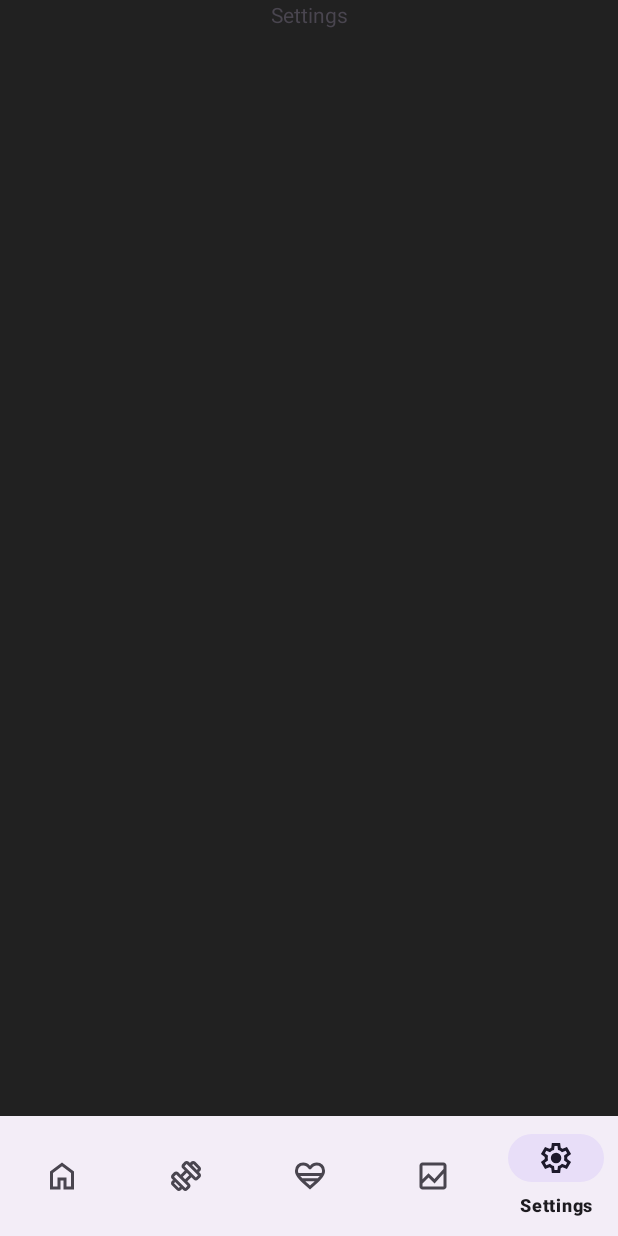
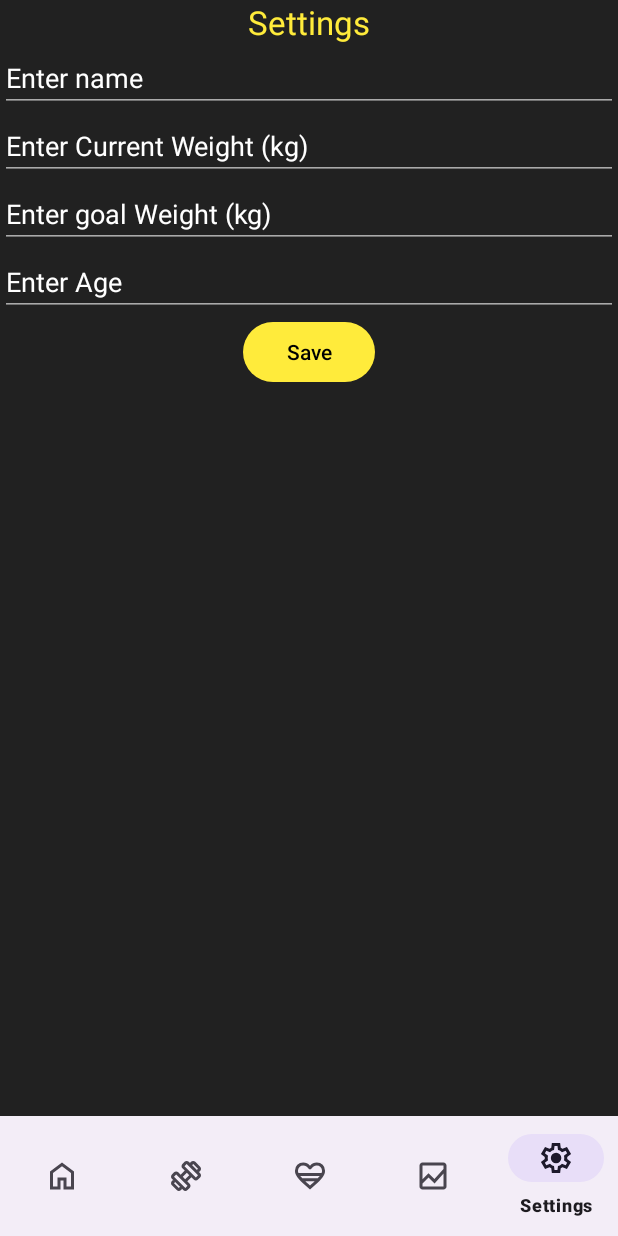
Before and after one commit to aarojs/MyFit-Fitness-Tracker, an Android app: the SettingsFragment screen opened through its navigation route, on a phone screen of 412 x 824 dp. Run offline under Robolectric (Android 15) with nearby library versions, the phone set to English and light mode, and no system bars; our stand-ins replace navigation-ui; 1 statement that could not run was skipped.

Commit message:
Settings implemented. Uses DataStore and user preferences to store simple name, age and weight.

```diff
--- a/app/build.gradle.kts
+++ b/app/build.gradle.kts
@@ -57,7 +57,7 @@ dependencies {
     implementation(libs.room.runtime)
     implementation(libs.room.ktx)
     kapt(libs.room.compiler)
-
+    implementation("androidx.datastore:datastore-preferences:1.1.1")
     implementation(libs.navigation.fragment.ktx)
     implementation(libs.navigation.ui.ktx)
 
--- a/app/src/main/java/au/edu/swin/mobiledev/assignment03/myfit/ui/settings/SettingsFragment.kt
+++ b/app/src/main/java/au/edu/swin/mobiledev/assignment03/myfit/ui/settings/SettingsFragment.kt
@@ -6,55 +6,50 @@ import android.view.LayoutInflater
 import android.view.View
 import android.view.ViewGroup
 import au.edu.swin.mobiledev.assignment03.myfit.R
+import au.edu.swin.mobiledev.assignment03.myfit.databinding.FragmentSettingsBinding
+import androidx.lifecycle.lifecycleScope
+import kotlinx.coroutines.flow.collectLatest
+import kotlinx.coroutines.launch
 
-// TODO: Rename parameter arguments, choose names that match
-// the fragment initialization parameters, e.g. ARG_ITEM_NUMBER
-private const val ARG_PARAM1 = "param1"
-private const val ARG_PARAM2 = "param2"
 
-/**
- * A simple [Fragment] subclass.
- * Use the [SettingsFragment.newInstance] factory method to
- * create an instance of this fragment.
- */
 class SettingsFragment : Fragment() {
-    // TODO: Rename and change types of parameters
-    private var param1: String? = null
-    private var param2: String? = null
 
-    override fun onCreate(savedInstanceState: Bundle?) {
-        super.onCreate(savedInstanceState)
-        arguments?.let {
-            param1 = it.getString(ARG_PARAM1)
-            param2 = it.getString(ARG_PARAM2)
-        }
+    private var _binding: FragmentSettingsBinding? = null
+    private val binding get() = _binding!!
+    private lateinit var viewModel: SettingsViewModel
+
+    override fun onCreateView(
+        inflater: LayoutInflater,
+        container: ViewGroup?,
+        savedInstanceState: Bundle?
+    ): View? {
+        _binding = FragmentSettingsBinding.inflate(inflater, container, false)
+        return binding.root
     }
 
-    override fun onCreateView(
-        inflater: LayoutInflater, container: ViewGroup?,
-        savedInstanceState: Bundle?
-    ): View? {
-        // Inflate the layout for this fragment
-        return inflater.inflate(R.layout.fragment_settings, container, false)
+    override fun onViewCreated(view: View, savedInstanceState: Bundle?) {
+        viewLifecycleOwner.lifecycleScope.launch {
+            viewModel.userSettings.collectLatest { settings ->
+                binding.profileName.setText(settings["name"].toString())
+                binding.profileWeight.setText(settings["weight"].toString())
+                binding.profileGoalWeight.setText(settings["weight"].toString())
+                binding.profileAge.setText(settings["age"].toString())
+            }
+
+            binding.settingsSaveBtn.setOnClickListener {
+                val name = binding.profileName.text.toString()
+                val weight = binding.profileWeight.text.toString().toFloatOrNull() ?: 0f
+                val goalWeight = binding.profileGoalWeight.text.toString().toFloatOrNull() ?: 0f
+                val age = binding.profileAge.text.toString().toIntOrNull() ?: 0
+
+                viewModel.saveSettings(name, weight, goalWeight, age)
+            }
+        }
+
     }
 
-    companion object {
-        /**
-         * Use this factory method to create a new instance of
-         * this fragment using the provided parameters.
-         *
-         * @param param1 Parameter 1.
-         * @param param2 Parameter 2.
-         * @return A new instance of fragment SettingsFragment.
-         */
-        // TODO: Rename and change types and number of parameters
-        @JvmStatic
-        fun newInstance(param1: String, param2: String) =
-            SettingsFragment().apply {
-                arguments = Bundle().apply {
-                    putString(ARG_PARAM1, param1)
-                    putString(ARG_PARAM2, param2)
-                }
-            }
+    override fun onDestroyView() {
+        super.onDestroyView()
+        _binding = null
     }
 }
--- a/app/src/main/res/layout/fragment_settings.xml
+++ b/app/src/main/res/layout/fragment_settings.xml
@@ -4,18 +4,88 @@
     android:layout_width="match_parent"
     android:layout_height="match_parent"
     xmlns:app="http://schemas.android.com/apk/res-auto"
-    tools:context=".ui.settings.SettingsFragment">
+    tools:context=".ui.settings.SettingsFragment"
+    >
 
-    <!-- TODO: Update blank fragment layout -->
+
     <TextView
+        android:id="@+id/settingsTitle"
         android:layout_width="wrap_content"
         android:layout_height="wrap_content"
         android:text="@string/settings"
+        android:textSize="@dimen/text_size_h1"
+        android:textColor="@color/yellowAccent"
         app:layout_constraintStart_toStartOf="parent"
         app:layout_constraintEnd_toEndOf="parent"
         app:layout_constraintTop_toTopOf="parent"
         />
 
+    <EditText
+        android:id="@+id/profileName"
+        android:layout_width="match_parent"
+        android:layout_height="wrap_content"
+        android:inputType="textPersonName"
+        android:hint="@string/name_hint"
+        android:textColorHint="@color/white"
+        android:textColor="@color/white"
+        app:layout_constraintTop_toBottomOf="@id/settingsTitle"
+        app:layout_constraintStart_toStartOf="parent"
+        app:layout_constraintEnd_toEndOf="parent"
+        />
+
+    <EditText
+        android:id="@+id/profileWeight"
+        android:layout_width="match_parent"
+        android:layout_height="wrap_content"
+        android:inputType="numberDecimal"
+        android:hint="@string/weight_hint"
+        android:textColorHint="@color/white"
+        android:textColor="@color/white"
+        app:layout_constraintTop_toBottomOf="@id/profileName"
+        app:layout_constraintStart_toStartOf="parent"
+        app:layout_constraintEnd_toEndOf="parent"
+        />
+
+    <EditText
+        android:id="@+id/profileGoalWeight"
+        android:layout_width="match_parent"
+        android:layout_height="wrap_content"
+        android:inputType="numberDecimal"
+        android:hint="@string/goal_weight_hint"
+        android:textColorHint="@color/white"
+        android:textColor="@color/white"
+        app:layout_constraintTop_toBottomOf="@id/profileWeight"
+        app:layout_constraintStart_toStartOf="parent"
+        app:layout_constraintEnd_toEndOf="parent"
+        />
+
+    <EditText
+        android:id="@+id/profileAge"
+        android:layout_width="match_parent"
+        android:layout_height="wrap_content"
+        android:inputType="number"
+        android:hint="@string/age_hint"
+        android:textColorHint="@color/white"
+        android:textColor="@color/white"
+        app:layout_constraintTop_toBottomOf="@id/profileGoalWeight"
+        app:layout_constraintStart_toStartOf="parent"
+        app:layout_constraintEnd_toEndOf="parent"
+        />
+
+    <Button
+        android:id="@+id/settingsSaveBtn"
+        android:layout_width="wrap_content"
+        android:layout_height="wrap_content"
+        android:text="@string/save"
+        app:layout_constraintTop_toBottomOf="@id/profileAge"
+        app:layout_constraintStart_toStartOf="parent"
+        app:layout_constraintEnd_toEndOf="parent"
+        />
+
+
+
+
+
 
 
 </androidx.constraintlayout.widget.ConstraintLayout>
--- a/app/src/main/res/values/strings.xml
+++ b/app/src/main/res/values/strings.xml
@@ -54,6 +54,11 @@
 
     <string name="workout_detail">Workout Detail</string>
 
+<!--    Settings text-->
+    <string name="name_hint">Enter name</string>
+    <string name="weight_hint">Enter Current Weight (kg)</string>
+    <string name="goal_weight_hint">Enter goal Weight (kg) </string>
+    <string name="age_hint">Enter Age</string>
 
 
 </resources>
```
Also changed, not shown: app/src/main/java/au/edu/swin/mobiledev/assignment03/myfit/data/UserPreferences.kt (added, +17 -0 lines), app/src/main/java/au/edu/swin/mobiledev/assignment03/myfit/ui/settings/SettingsViewModel.kt (added, +37 -0 lines).
